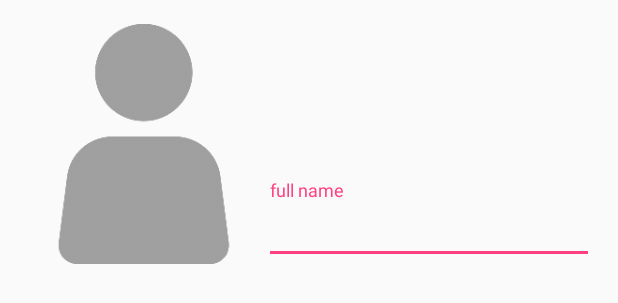
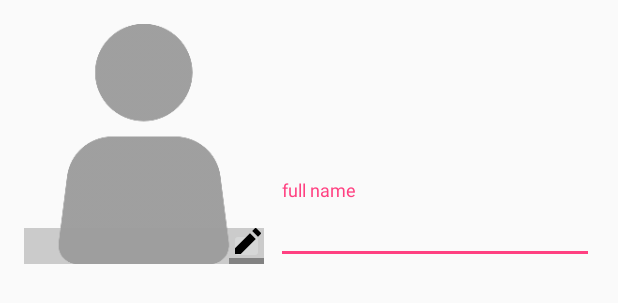
Before and after one commit to felixsu/ribbit-app, an Android app: the layout fragment_sign_up_3.xml on its own in the app's theme, with its tools: preview values and no code run, on a phone screen of 412 x 824 dp. Shown: the top 303 px of the screen. Run offline under Robolectric (Android 15) with nearby library versions, the light colour scheme and no system bars.

Commit message:
add edit profile picture button (not implemented yet)

```diff
--- a/app/src/main/AndroidManifest.xml
+++ b/app/src/main/AndroidManifest.xml
@@ -5,6 +5,11 @@
 
     <uses-permission android:name="android.permission.INTERNET"/>
     <uses-permission android:name="android.permission.ACCESS_NETWORK_STATE"/>
+    <uses-permission android:name="android.permission.WRITE_EXTERNAL_STORAGE"/>
+
+    <uses-feature
+        android:name="android.hardware.camera2"
+        android:required="true"/>
 
     <application
         android:name=".application.RibbitApplication"
--- a/app/src/main/java/felix/com/ribbit/service/MyService.java
+++ b/app/src/main/java/felix/com/ribbit/service/MyService.java
@@ -53,7 +53,7 @@ public class MyService extends IntentService {
         if (receiver != null) {
             Log.d(TAG, "receiver not null");
             try {
-                Thread.sleep(700l);
+                Thread.sleep(900l);
             } catch (InterruptedException e) {
                 e.printStackTrace();
             }
--- a/app/src/main/res/layout/fragment_sign_up_3.xml
+++ b/app/src/main/res/layout/fragment_sign_up_3.xml
@@ -16,10 +16,32 @@
             android:layout_height="160dp"
             android:src="@drawable/ic_user_default"/>
 
+        <LinearLayout
+            android:layout_width="160dp"
+            android:layout_height="24dp"
+            android:background="@color/transparent_grey"
+            android:orientation="horizontal"
+            android:layout_alignBottom="@id/image_profile_picture">
+
+            <TextView
+                android:layout_width="0dp"
+                android:layout_weight="6"
+                android:layout_height="match_parent"/>
+
+            <ImageButton
+                android:id="@+id/button_edit_profile_picture"
+                android:layout_weight="1"
+                android:layout_width="0dp"
+                android:layout_height="match_parent"
+                android:src="@drawable/ic_action_edit"/>
+
+        </LinearLayout>
+
         <android.support.design.widget.TextInputLayout
             android:id="@+id/nameHolder"
             android:layout_width="match_parent"
             android:layout_height="wrap_content"
+            android:paddingLeft="8dp"
             android:layout_alignBottom="@id/image_profile_picture"
             android:layout_toRightOf="@id/image_profile_picture">
 
--- a/app/src/main/res/values/colors.xml
+++ b/app/src/main/res/values/colors.xml
@@ -7,4 +7,5 @@
     <color name="white">#ffffff</color>
     <color name="transparent">#ffffffff</color>
     <color name="separator">#FFE0E0E0</color>
+    <color name="transparent_grey">#809E9E9E</color>
 </resources>
--- a/app/src/main/res/values/strings.xml
+++ b/app/src/main/res/values/strings.xml
@@ -43,4 +43,9 @@
     <string name="phone_number_error">phone number field can\'t be empty</string>
     <string name="title_activity_edit_profile">Edit Profile</string>
     <string name="title_activity_splash_screen">Ribbit</string>
+
+    <string-array name="edit_profile_pictures">
+        <item>take one from SD card</item>
+        <item>take a picture</item>
+    </string-array>
 </resources>
```
Also changed, not shown: app/src/main/java/felix/com/ribbit/fragment/SignUpFragment.java (+33 -0 lines), app/src/main/res/layout/activity_splash.xml (+13 -8 lines), app/src/main/res/drawable-hdpi/ic_action_edit.png (added), app/src/main/res/drawable-mdpi/ic_action_edit.png (added), app/src/main/res/drawable-xhdpi/ic_action_edit.png (added), app/src/main/res/drawable-xxhdpi/ic_action_edit.png (added), app/src/main/res/drawable-xxxhdpi/ic_action_edit.png (added).
